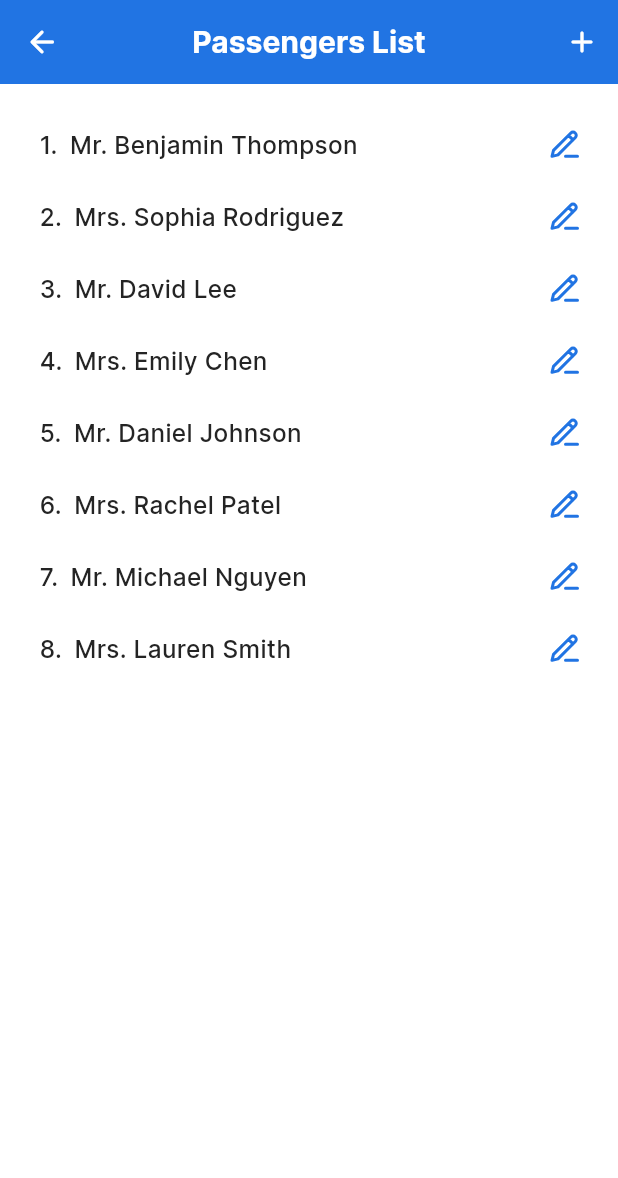
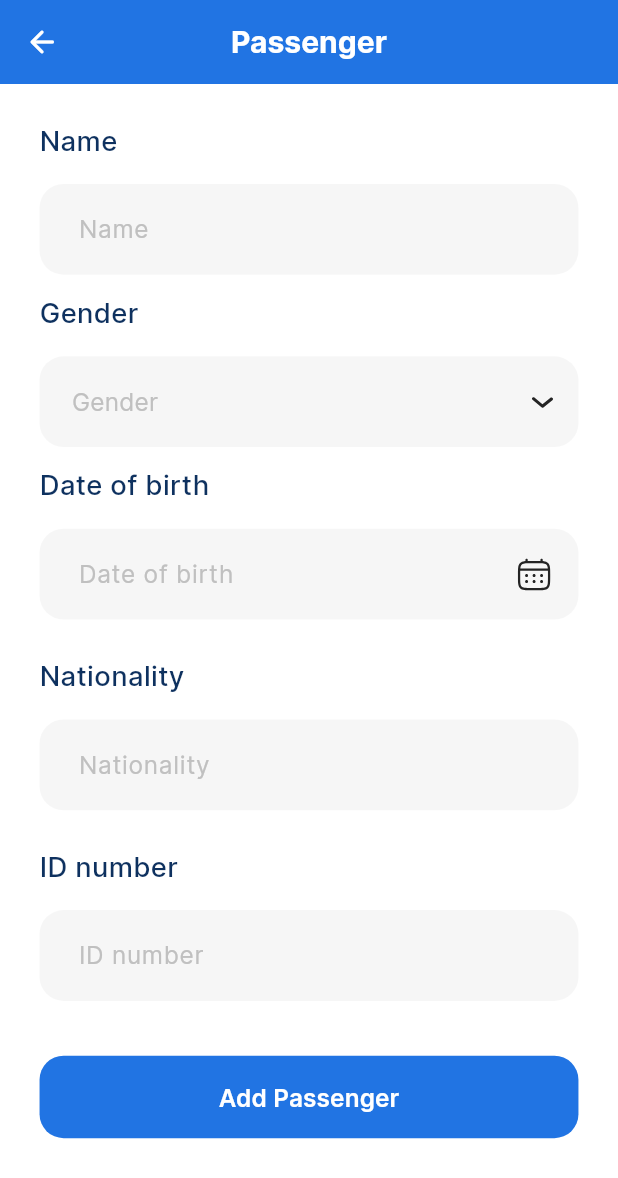
Before and after one commit to AymenSensai/SkyCruiseApp, a Flutter app: the PassengersListScreen screen opened by its route, after a tap on the "add" icon, on a phone screen of 412 x 824 dp. Shown: the top 1178 px of the screen. Run offline on Flutter 3.47's test engine with Material 3 defaults, Android fonts, the phone set to English and light mode, and no system bars; our stand-ins replace dio, flutter_otp_text_field, flutter_screenutil, flutter_spinkit, flutter_svg, fluttertoast and 4 more; generated files the repository leaves out were written again.

Commit message:
- Added Passenger screen.

```diff
--- a/lib/core/routing/app_router.dart
+++ b/lib/core/routing/app_router.dart
@@ -9,7 +9,8 @@ import '../../features/authentication/presentation/screens/welcome_screen.dart';
 import '../../features/home/presentation/screens/Home.dart';
 import '../../features/home/presentation/screens/airport_search.dart';
 import '../../features/home/presentation/screens/notification.dart';
-import '../../features/home/presentation/screens/personal_info.dart';
+import '../../features/profile/presentation/screens/passenger.dart';
+import '../../features/profile/presentation/screens/personal_info.dart';
 import '../../features/profile/presentation/screens/language.dart';
 import '../../features/profile/presentation/screens/notification_settings.dart';
 import '../../features/profile/presentation/screens/passengers_list.dart';
@@ -66,6 +67,8 @@ class AppRouter {
         return MaterialPageRoute(builder: (_) => const PersonalInfoScreen());
       case Routes.passengersList:
         return MaterialPageRoute(builder: (_) => const PassengersListScreen());
+      case Routes.passenger:
+        return MaterialPageRoute(builder: (_) => const PassengerScreen());
 
       case Routes.search:
         return MaterialPageRoute(builder: (_) => const SearchScreen());
--- a/lib/core/routing/routes.dart
+++ b/lib/core/routing/routes.dart
@@ -14,11 +14,12 @@ class Routes {
   static const String trips = '/trips';
 
   static const String profile = '/profile';
-  static const String notificationSettings = '/notificationSettings';
+  static const String security = '/security';
   static const String language = '/language';
-  static const String security = '/security';
+  static const String passenger = '/passenger';
   static const String personalInfo = '/personalInfo';
   static const String passengersList = '/passengersList';
+  static const String notificationSettings = '/notificationSettings';
 
   static const String search = '/search';
 
--- a/lib/core/widgets/app_text_form_field.dart
+++ b/lib/core/widgets/app_text_form_field.dart
@@ -1,4 +1,5 @@
 import 'package:flutter/material.dart';
+import 'package:flutter/services.dart';
 import 'package:flutter_screenutil/flutter_screenutil.dart';
 import 'package:flutter_svg/flutter_svg.dart';
 
@@ -20,6 +21,7 @@ class AppTextField extends StatelessWidget {
   final TextEditingController? controller;
   final Function(String?) validator;
   final TextInputType? keyboardType;
+  final List<TextInputFormatter>? inputFormatters;
   const AppTextField({
     super.key,
     this.contentPadding,
@@ -34,6 +36,7 @@ class AppTextField extends StatelessWidget {
     this.backgroundColor,
     this.controller,
     this.keyboardType,
+    this.inputFormatters,
     required this.hintText,
     required this.validator,
   });
@@ -97,6 +100,7 @@ class AppTextField extends StatelessWidget {
           fillColor: backgroundColor ?? ColorsManager.neutral100opac20,
           filled: true,
         ),
+        inputFormatters: inputFormatters,
         obscureText: isObscureText ?? false,
         readOnly: readOnly ?? false,
         keyboardType: keyboardType,
--- /dev/null
+++ b/lib/core/widgets/date_field.dart
@@ -0,0 +1,65 @@
+import 'package:flutter/material.dart';
+import 'package:flutter_screenutil/flutter_screenutil.dart';
+import 'package:flutter_svg/flutter_svg.dart';
+import 'package:intl/intl.dart';
+
+import '../theming/colors.dart';
+import '../utils/assets.dart';
+import 'info_field.dart';
+
+class DateField extends StatefulWidget {
+  const DateField({super.key, required this.dateController});
+  final TextEditingController dateController;
+
+  @override
+  State<DateField> createState() => _DateFieldState();
+}
+
+class _DateFieldState extends State<DateField> {
+  DateTime _selectedDate = DateTime.now();
+
+  @override
+  Widget build(BuildContext context) {
+    return InfoField(
+      controller: widget.dateController,
+      text: 'Date of birth',
+      suffixIcon: Padding(
+        padding: EdgeInsets.symmetric(
+          horizontal: 16.w,
+          vertical: 16.h,
+        ),
+        child: GestureDetector(
+          onTap: () => _selectDate(context),
+          child: SvgPicture.asset(
+            Assets.calendar,
+            colorFilter: const ColorFilter.mode(
+              ColorsManager.neutral900,
+              BlendMode.srcIn,
+            ),
+          ),
+        ),
+      ),
+      focusedBorder: const OutlineInputBorder(
+          borderSide: BorderSide(
+            color: Colors.transparent,
+          ),
+          borderRadius: BorderRadius.all(Radius.circular(16))),
+      readOnly: true,
+    );
+  }
+
+  Future<void> _selectDate(BuildContext context) async {
+    final selectedDate = await showDatePicker(
+      context: context,
+      initialDate: _selectedDate,
+      firstDate: DateTime(1900),
+      lastDate: DateTime.now(),
+    );
+    if (selectedDate != null) {
+      setState(() {
+        _selectedDate = selectedDate;
+        widget.dateController.text = DateFormat.yMMMd().format(_selectedDate);
+      });
+    }
+  }
+}
--- /dev/null
+++ b/lib/core/widgets/id_number_field.dart
@@ -0,0 +1,50 @@
+import 'package:flutter/material.dart';
+import 'package:flutter/services.dart';
+
+import 'info_field.dart';
+
+class IdNumberField extends StatelessWidget {
+  const IdNumberField({super.key, required this.idController});
+
+  final TextEditingController idController;
+
+  @override
+  Widget build(BuildContext context) {
+    return InfoField(
+      controller: idController,
+      text: 'ID number',
+      inputType: TextInputType.number,
+      inputFormatters: [
+        FilteringTextInputFormatter.digitsOnly,
+        LengthLimitingTextInputFormatter(15),
+        CardNumberFormatter(),
+      ],
+    );
+  }
+}
+
+class CardNumberFormatter extends TextInputFormatter {
+  @override
+  TextEditingValue formatEditUpdate(
+      TextEditingValue oldValue, TextEditingValue newValue) {
+    if (newValue.selection.baseOffset == 0) {
+      return newValue; // No change if cursor is at the beginning
+    }
+
+    var bufferString = StringBuffer();
+    for (int i = 0; i < newValue.text.length; i++) {
+      bufferString.write(newValue.text[i]);
+      var nonZeroIndexValue = i + 1;
+      if (nonZeroIndexValue % 4 == 0 &&
+          nonZeroIndexValue != newValue.text.length) {
+        bufferString.write('-');
+      }
+    }
+
+    var string = bufferString.toString();
+    return newValue.copyWith(
+      text: string,
+      selection: TextSelection.collapsed(offset: string.length),
+    );
+  }
+}
--- a/lib/core/widgets/info_field.dart
+++ b/lib/core/widgets/info_field.dart
@@ -1,4 +1,5 @@
 import 'package:flutter/material.dart';
+import 'package:flutter/services.dart';
 import 'package:flutter_screenutil/flutter_screenutil.dart';
 
 import '../helpers/spacing.dart';
@@ -14,6 +15,7 @@ class InfoField extends StatelessWidget {
     this.suffixIcon,
     this.readOnly,
     this.focusedBorder,
+    this.inputFormatters,
   });
 
   final TextEditingController controller;
@@ -22,6 +24,7 @@ class InfoField extends StatelessWidget {
   final Widget? suffixIcon;
   final bool? readOnly;
   final InputBorder? focusedBorder;
+  final List<TextInputFormatter>? inputFormatters;
 
   @override
   Widget build(BuildContext context) {
@@ -42,6 +45,7 @@ class InfoField extends StatelessWidget {
             suffixIcon: suffixIcon,
             readOnly: readOnly,
             focusedBorder: focusedBorder,
+            inputFormatters: inputFormatters,
             validator: (value) {
               // if (value == null || value.isEmpty) {
               //   return 'Please enter a your name';
--- /dev/null
+++ b/lib/features/profile/presentation/screens/passenger.dart
@@ -0,0 +1,57 @@
+import 'package:flutter/material.dart';
+import 'package:flutter_screenutil/flutter_screenutil.dart';
+
+import '../../../../core/helpers/spacing.dart';
+import '../../../../core/widgets/app_bar.dart';
+import '../../../../core/widgets/app_text_button.dart';
+import '../../../../core/widgets/date_field.dart';
+import '../../../../core/widgets/gender_field.dart';
+import '../../../../core/widgets/id_number_field.dart';
+import '../../../../core/widgets/info_field.dart';
+
+class PassengerScreen extends StatefulWidget {
+  const PassengerScreen({super.key});
+
+  @override
+  State<PassengerScreen> createState() => _PassengerScreenState();
+}
+
+class _PassengerScreenState extends State<PassengerScreen> {
+  final TextEditingController _nameController = TextEditingController();
+  final TextEditingController _dateController = TextEditingController();
+  final TextEditingController _nationalityController = TextEditingController();
+  final TextEditingController _idController = TextEditingController();
+
+  @override
+  Widget build(BuildContext context) {
+    return Scaffold(
+      appBar: const BackCenteredTitleAppBar(title: 'Passenger'),
+      body: SafeArea(
+        child: SingleChildScrollView(
+          child: Padding(
+            padding: EdgeInsets.symmetric(horizontal: 24.w, vertical: 12.h),
+            child: Column(
+              children: [
+                InfoField(controller: _nameController, text: 'Name'),
+                const GenderField(),
+                DateField(dateController: _dateController),
+                InfoField(
+                    controller: _nationalityController, text: 'Nationality'),
+                IdNumberField(idController: _idController),
+                verticalSpace(24),
+                _addPassengerButton()
+              ],
+            ),
+          ),
+        ),
+      ),
+    );
+  }
+
+  Widget _addPassengerButton() {
+    return AppTextButton(
+      buttonText: 'Add Passenger',
+      onPressed: () {},
+    );
+  }
+}
--- a/lib/features/profile/presentation/screens/passengers_list.dart
+++ b/lib/features/profile/presentation/screens/passengers_list.dart
@@ -2,11 +2,14 @@ import 'package:flutter/material.dart';
 import 'package:flutter_screenutil/flutter_screenutil.dart';
 import 'package:flutter_svg/flutter_svg.dart';
 
+import '../../../../core/helpers/extensions.dart';
 import '../../../../core/helpers/spacing.dart';
+import '../../../../core/routing/routes.dart';
 import '../../../../core/theming/colors.dart';
 import '../../../../core/theming/styles.dart';
 import '../../../../core/utils/assets.dart';
 import '../../../../core/widgets/app_bar.dart';
+import '../../../../core/widgets/app_text_button.dart';
 
 class PassengersListScreen extends StatelessWidget {
   const PassengersListScreen({super.key});
@@ -25,43 +28,48 @@ class PassengersListScreen extends StatelessWidget {
   @override
   Widget build(BuildContext context) {
     return Scaffold(
-      appBar: _appBar(),
+      appBar: _appBar(context),
       body: SafeArea(
-          child: SingleChildScrollView(
         child: Padding(
-          padding: EdgeInsets.only(top: 16.h, left: 24.w, right: 12),
-          child: Column(
-            children: [_passengersBuilder()],
+          padding: EdgeInsets.only(
+            left: 24.w,
+            right: 12.w,
+          ),
+          child: CustomScrollView(
+            slivers: [
+              SliverList(
+                delegate: SliverChildBuilderDelegate(
+                  (context, index) {
+                    return _passenger(index, passengers[index]);
+                  },
+                  childCount: passengers.length,
+                ),
+              ),
+              SliverFillRemaining(
+                fillOverscroll: true,
+                hasScrollBody: false,
+                child: Align(
+                  alignment: Alignment.bottomCenter,
+                  child: _saveChangesButton(),
+                ),
+              ),
+            ],
           ),
         ),
-      )),
+      ),
     );
   }
 
-  BackCenteredTitleAppBar _appBar() {
+  BackCenteredTitleAppBar _appBar(BuildContext context) {
     return BackCenteredTitleAppBar(
       title: 'Passengers List',
       action: IconButton(
-        onPressed: () {},
+        onPressed: () => context.pushNamed(Routes.passenger),
         icon: const Icon(
           Icons.add_rounded,
           color: ColorsManager.neutral50,
         ),
       ),
-    );
-  }
-
-  Widget _passengersBuilder() {
-    return ListView.separated(
-      physics: const NeverScrollableScrollPhysics(),
-      scrollDirection: Axis.vertical,
-      shrinkWrap: true,
-      separatorBuilder: (context, index) => const SizedBox.shrink(),
-      itemCount: passengers.length,
-      itemBuilder: (context, index) {
-        final passenger = passengers[index];
-        return _passenger(index, passenger);
-      },
     );
   }
 
@@ -85,4 +93,14 @@ class PassengersListScreen extends StatelessWidget {
       ],
     );
   }
+
+  Widget _saveChangesButton() {
+    return Padding(
+      padding: EdgeInsets.only(bottom: 24.h),
+      child: AppTextButton(
+        buttonText: 'Save Changes',
+        onPressed: () {},
+      ),
+    );
+  }
 }
--- a/lib/features/home/presentation/screens/personal_info.dart
+++ b/lib/features/profile/presentation/screens/personal_info.dart
@@ -1,13 +1,10 @@
 import 'package:flutter/material.dart';
 import 'package:flutter_screenutil/flutter_screenutil.dart';
-import 'package:flutter_svg/flutter_svg.dart';
-import 'package:intl/intl.dart';
 
 import '../../../../core/helpers/spacing.dart';
-import '../../../../core/theming/colors.dart';
-import '../../../../core/utils/assets.dart';
 import '../../../../core/widgets/app_bar.dart';
 import '../../../../core/widgets/app_text_button.dart';
+import '../../../../core/widgets/date_field.dart';
 import '../../../../core/widgets/gender_field.dart';
 import '../../../../core/widgets/info_field.dart';
 
@@ -23,7 +20,6 @@ class _PersonalInfoScreenState extends State<PersonalInfoScreen> {
   final TextEditingController _emailController = TextEditingController();
   final TextEditingController _phoneNumberController = TextEditingController();
   final TextEditingController _dateController = TextEditingController();
-  DateTime _selectedDate = DateTime.now();
 
   @override
   Widget build(BuildContext context) {
@@ -46,32 +42,7 @@ class _PersonalInfoScreenState extends State<PersonalInfoScreen> {
                 text: 'Phone Number',
                 inputType: TextInputType.phone,
               ),
-              InfoField(
-                controller: _dateController,
-                text: 'Date of birth',
-                suffixIcon: Padding(
-                  padding: EdgeInsets.symmetric(
-                    horizontal: 16.w,
-                    vertical: 16.h,
-                  ),
-                  child: GestureDetector(
-                    onTap: () => _selectDate(context),
-                    child: SvgPicture.asset(
-                      Assets.calendar,
-                      colorFilter: const ColorFilter.mode(
-                        ColorsManager.neutral900,
-                        BlendMode.srcIn,
-                      ),
-                    ),
-                  ),
-                ),
-                focusedBorder: const OutlineInputBorder(
-                    borderSide: BorderSide(
-                      color: Colors.transparent,
-                    ),
-                    borderRadius: BorderRadius.all(Radius.circular(16))),
-                readOnly: true,
-              ),
+              DateField(dateController: _dateController),
               verticalSpace(12),
               const GenderField(),
               verticalSpace(24),
@@ -83,21 +54,6 @@ class _PersonalInfoScreenState extends State<PersonalInfoScreen> {
     );
   }
 
-  Future<void> _selectDate(BuildContext context) async {
-    final selectedDate = await showDatePicker(
-      context: context,
-      initialDate: _selectedDate,
-      firstDate: DateTime(1900),
-      lastDate: DateTime.now(),
-    );
-    if (selectedDate != null) {
-      setState(() {
-        _selectedDate = selectedDate;
-        _dateController.text = DateFormat.yMMMd().format(_selectedDate);
-      });
-    }
-  }
-
   Widget _saveChangesButton() {
     return AppTextButton(
       buttonText: 'Save Changes',
```
